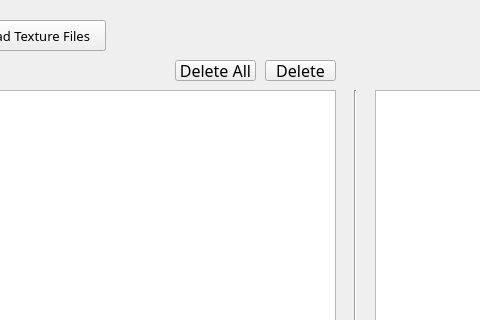
Qt form UI/PackTextures.ui (Markgundam/TexturePacker) before a commit; both pictures show x 145 to 625 and y 0 to 320 of the 1000 by 600 pixel window.
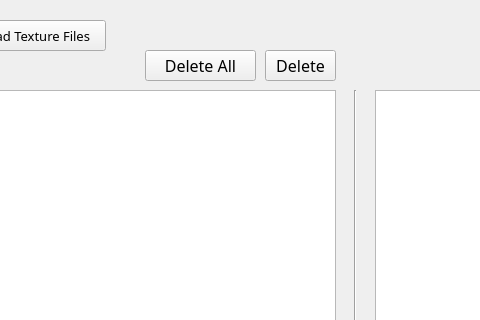
The same form after that commit.

Commit message: Delete Buttons in Pack Textures + Config refreshing in PresetMaker

Diff of the .ui file:
```diff
--- a/UI/PackTextures.ui
+++ b/UI/PackTextures.ui
@@ -241,14 +241,14 @@
     <property name="geometry">
      <rect>
       <x>410</x>
-      <y>60</y>
+      <y>50</y>
       <width>71</width>
-      <height>21</height>
+      <height>31</height>
      </rect>
     </property>
     <property name="font">
      <font>
-      <family>Montserrat Thin Light</family>
+      <family>Montserrat Light</family>
       <pointsize>12</pointsize>
      </font>
     </property>
@@ -259,15 +259,15 @@
    <widget class="QPushButton" name="DeleteAllFilesButton">
     <property name="geometry">
      <rect>
-      <x>320</x>
-      <y>60</y>
-      <width>81</width>
-      <height>21</height>
+      <x>290</x>
+      <y>50</y>
+      <width>111</width>
+      <height>31</height>
      </rect>
     </property>
     <property name="font">
      <font>
-      <family>Montserrat Thin Light</family>
+      <family>Montserrat Light</family>
       <pointsize>12</pointsize>
      </font>
     </property>
```
Left out of the diff: 2 changed lines with no effect on the pictures. The commit also changes 22 other files.
